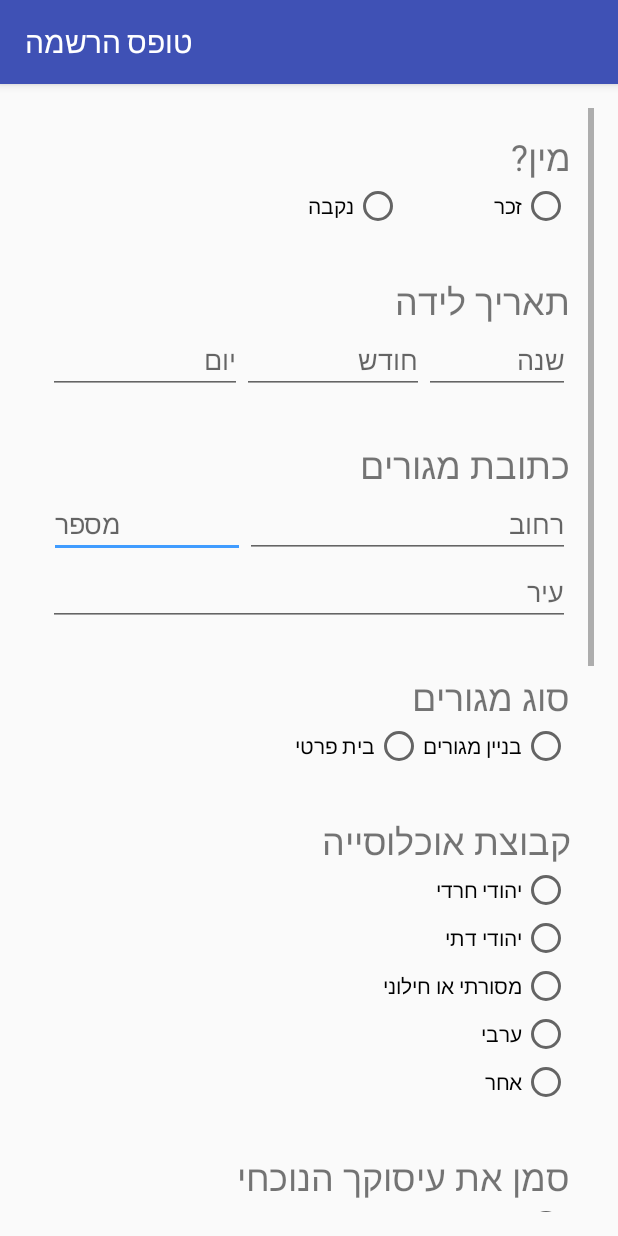
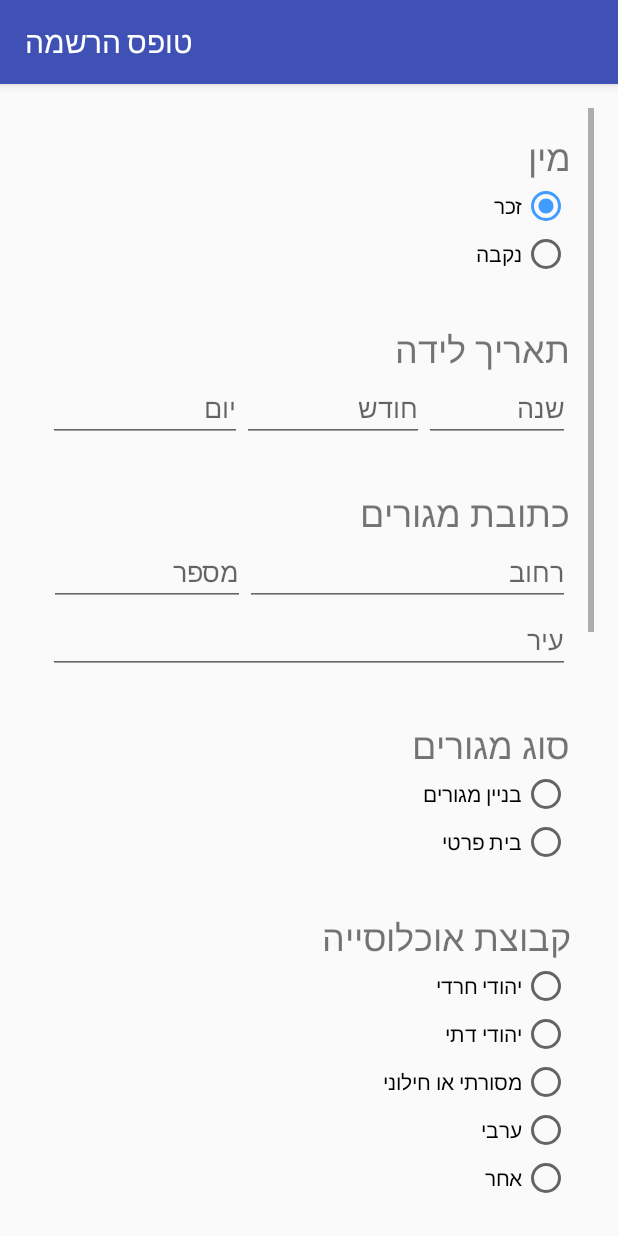
Before and after one commit to tjg0010/survey_app, an Android app: the RegisterActivity screen opened directly, with no data from a screen before it, on a phone screen of 412 x 824 dp. Run offline under Robolectric (Android 15) with nearby library versions, the phone set to English and light mode, and no system bars.

Commit message:
Minor changes to register screen and activity

```diff
--- a/TAUSurveryApp/app/src/main/java/tau/user/tausurveryapp/RegisterActivity.java
+++ b/TAUSurveryApp/app/src/main/java/tau/user/tausurveryapp/RegisterActivity.java
@@ -1,10 +1,8 @@
 package tau.user.tausurveryapp;
 
+import android.os.Bundle;
 import android.support.v7.app.ActionBar;
 import android.support.v7.app.AppCompatActivity;
-import android.os.Bundle;
-import android.view.View;
-import android.widget.LinearLayout;
 
 public class RegisterActivity extends AppCompatActivity {
 
@@ -18,6 +16,17 @@ public class RegisterActivity extends AppCompatActivity {
 //        getActionBar().setDisplayHomeAsUpEnabled(true);
     }
 
+
+    // Function for validating numeric input fields
+    public boolean numberEditTextValidation(int min, int max, int value){
+
+        if ((value >= min) && (value <= max)){
+            return true;
+        }
+        return false;
+    }
+
+
     /////////////// Code for hiding elements onclick /////////////////////
 //
 //    public void onClick(View v){
--- a/TAUSurveryApp/app/src/main/res/layout/activity_register.xml
+++ b/TAUSurveryApp/app/src/main/res/layout/activity_register.xml
@@ -14,8 +14,8 @@
 
 
     <ScrollView
-    android:layout_width="match_parent"
-    android:layout_height="match_parent"
+        android:layout_width="match_parent"
+        android:layout_height="match_parent"
         android:layout_alignParentTop="true"
         android:layout_alignParentLeft="true"
         android:layout_alignParentStart="true">
@@ -29,6 +29,14 @@
             android:layout_margin="0.5dp"
             >
 
+            <!-- Dummy linear layout for focus on activity start -->
+            <LinearLayout
+                android:focusable="true"
+                android:focusableInTouchMode="true"
+                android:layout_width="0px"
+                android:layout_height="0px"
+                />
+
             <!-- sex -->
             <LinearLayout
                     android:layout_width="match_parent"
@@ -38,11 +46,13 @@
                     android:layout_weight="1"
                     android:weightSum="2"
                     android:layout_margin="15dp"
-                    android:id="@+id/LLSex">
+                    android:id="@+id/LLSex"
+                >
+
                 <!--android:onClick="onClick" -->
 
                 <TextView
-                        android:text="מין?"
+                        android:text="מין"
                         android:layout_width="wrap_content"
                         android:layout_height="wrap_content"
                         android:id="@+id/lblSex"
@@ -53,9 +63,11 @@
                     android:layout_width="182dp"
                     android:layout_height="match_parent"
                     android:layoutDirection="rtl"
-                    android:orientation="horizontal"
+                    android:orientation="vertical"
                     android:layout_weight="0.2"
-                    android:weightSum="1">
+                    android:weightSum="1"
+
+                    >
 
                     <RadioButton
                         android:layout_width="wrap_content"
@@ -63,6 +75,7 @@
                         android:id="@+id/radioSexMale"
                         android:text="זכר"
                         android:layout_weight="0.9"
+                        android:checked="true"
                         />
 
                     <RadioButton
@@ -86,6 +99,7 @@
                 android:layout_margin="15dp"
                 android:layout_height="wrap_content">
 
+                <!--Label-->
                 <TextView
                     android:text="תאריך לידה"
                     android:layout_width="wrap_content"
@@ -95,6 +109,7 @@
                     android:textSize="24sp"
                     />
 
+                <!--Birthday input fields-->
                 <LinearLayout
                     android:layout_width="match_parent"
                     android:layout_height="wrap_content"
@@ -107,7 +122,12 @@
                         android:ems="10"
                         android:layout_weight="1"
                         android:id="@+id/txtYearOfBirth"
-                        android:hint="שנה"/>
+                        android:hint="שנה"
+                        android:maxLength="4"
+                        android:gravity="right"
+                        android:nextFocusDown="@+id/txtMonthOfBirth"
+
+                        />
 
                     <EditText
                         android:layout_width="66dp"
@@ -116,7 +136,11 @@
                         android:ems="10"
                         android:layout_weight="1"
                         android:id="@+id/txtMonthOfBirth"
-                        android:hint="חודש"/>
+                        android:hint="חודש"
+                        android:maxLength="2"
+                        android:gravity="right"
+                        android:nextFocusDown="@+id/txtDayOfBirth"
+                        />
 
                     <EditText
                         android:layout_width="73dp"
@@ -125,7 +149,11 @@
                         android:ems="10"
                         android:id="@+id/txtDayOfBirth"
                         android:layout_weight="1"
-                        android:hint="יום"/>
+                        android:hint="יום"
+                        android:maxLength="2"
+                        android:gravity="right"
+                        android:nextFocusDown="@+id/txtStreet"
+                        />
                 </LinearLayout>
 
             </LinearLayout>
@@ -161,19 +189,27 @@
                         android:layout_height="wrap_content"
                         android:hint="רחוב"
                         android:ems="10"
-                        android:id="@+id/txtStreetNumber"
+                        android:id="@+id/txtStreet"
                         android:inputType="text"
-                        android:layout_weight="0.2"/>
+                        android:layout_weight="0.2"
+                        android:gravity="right"
+                        android:nextFocusDown="@+id/txtHouseNumber"
+                        />
                     <!-- מספר-->
                     <EditText
                         android:layout_width="88dp"
                         android:layout_height="wrap_content"
-                        android:inputType="textPersonName|number"
+                        android:inputType="number"
                         android:hint="מספר"
                         android:ems="10"
+                        android:maxLength="5"
                         android:id="@+id/txtHouseNumber"
-                        android:layout_weight="0.1"/>
+                        android:layout_weight="0.1"
+                        android:gravity="right"
+                        android:nextFocusDown="@+id/txtCity"
+                        />
                 </LinearLayout>
+
                 <!-- עיר-->
                 <LinearLayout
                     android:layout_width="match_parent"
@@ -181,11 +217,14 @@
                     <EditText
                         android:layout_width="111dp"
                         android:layout_height="wrap_content"
-                        android:inputType="textPersonName"
+                        android:inputType="text"
                         android:hint="עיר"
                         android:ems="10"
                         android:id="@+id/txtCity"
-                        android:layout_weight="1" />
+                        android:layout_weight="1"
+                        android:gravity="right"
+                        android:nextFocusDown="@+id/radioBuildingTypeShared"
+                        />
                 </LinearLayout>
 
             </LinearLayout>
@@ -212,7 +251,7 @@
                     android:layout_width="wrap_content"
                     android:layout_height="wrap_content"
                     android:layoutDirection="rtl"
-                    android:orientation="horizontal"
+                    android:orientation="vertical"
                     android:layout_weight="0.4">
                     <!-- בניים מגורים -->
                     <RadioButton
@@ -356,7 +395,7 @@
                 <RadioGroup
                     android:layout_width="wrap_content"
                     android:layout_height="wrap_content"
-                    android:orientation="horizontal">
+                    android:orientation="vertical">
 
                     <RadioButton
                         android:layout_width="wrap_content"
@@ -447,7 +486,7 @@
                         android:layout_width="wrap_content"
                         android:layout_height="wrap_content"
                         android:id="@+id/FamilyStatusMarried"
-                        android:text="שבועי"/>
+                        android:text="נשוי"/>
                     <RadioButton
                         android:layout_width="wrap_content"
                         android:layout_height="wrap_content"
@@ -457,7 +496,7 @@
                         android:layout_width="wrap_content"
                         android:layout_height="wrap_content"
                         android:id="@+id/FamilyStatusWiddow"
-                        android:text="לעיתים רחוקות"/>
+                        android:text="אלמנ/ה"/>
 
                 </RadioGroup>
             </LinearLayout>
@@ -485,8 +524,11 @@
                     android:ems="10"
                     android:id="@+id/txtboxNumOfKids"
                     android:hint="0"
-                    android:singleLine="true"
-                    android:selectAllOnFocus="true" />
+                    android:maxLines="1"
+                    android:maxLength="2"
+                    android:selectAllOnFocus="true"
+                    android:gravity="right"
+                    />
 
 
 
```
